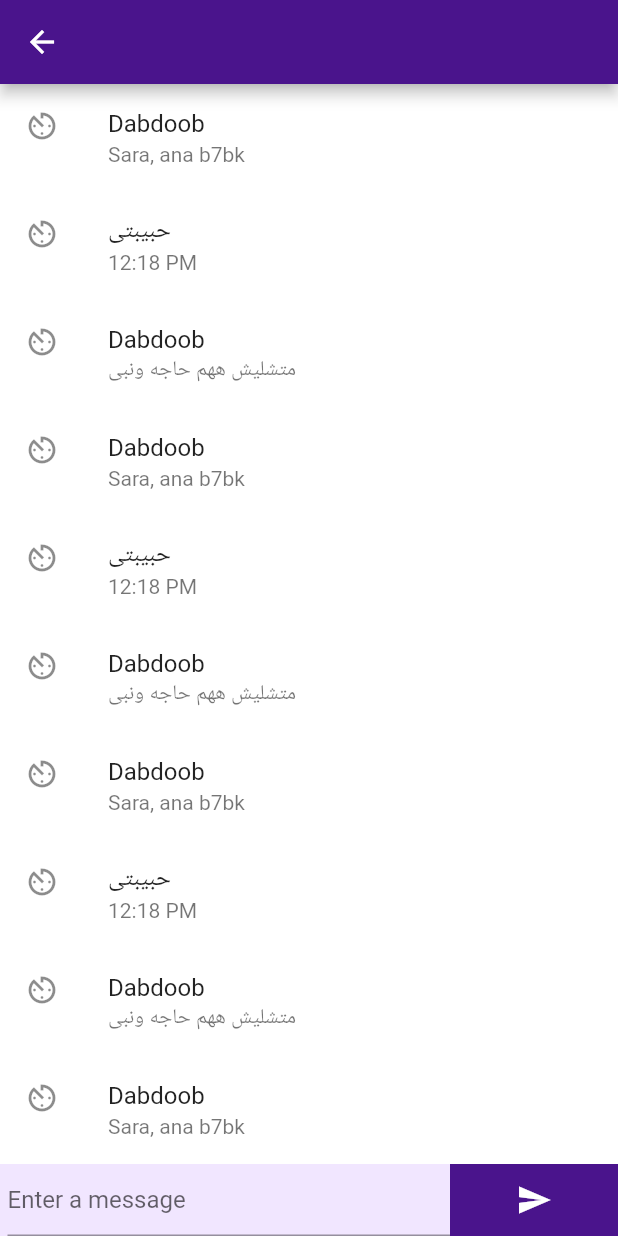
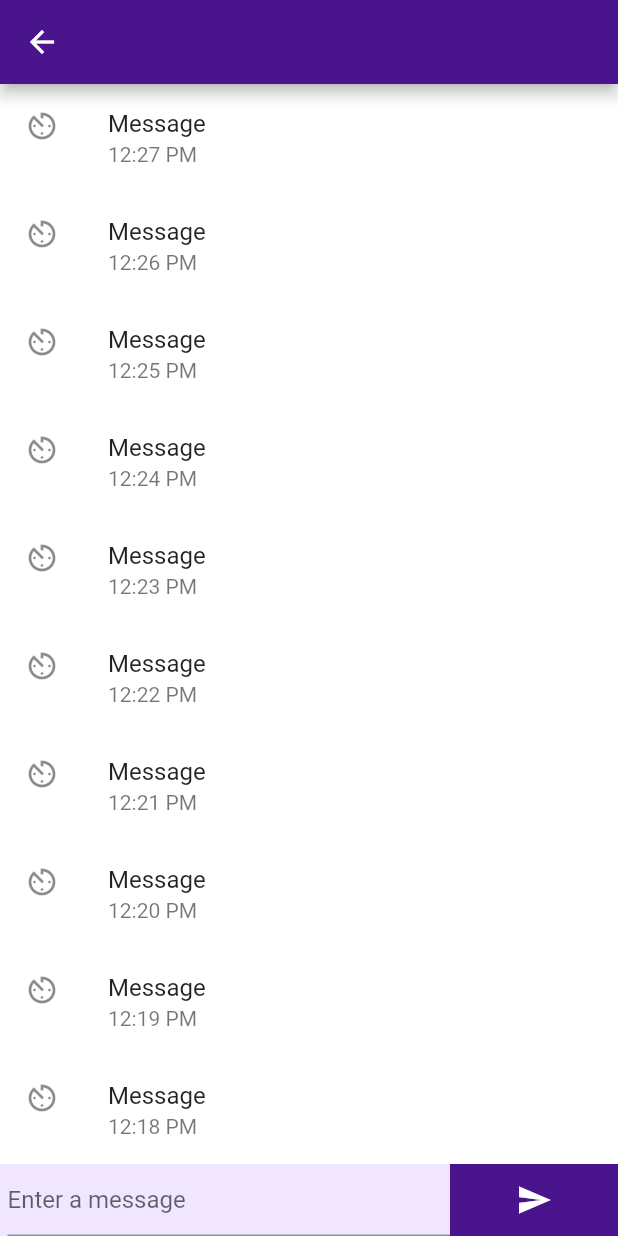
Before and after one commit to SaraNabil/ChattingAppUsingFlutter, a Flutter app: the ConversationPage screen opened directly, on a phone screen of 412 x 824 dp. Run offline on Flutter 3.47's test engine with Material 2 defaults, Android fonts, the phone set to English and light mode, and no system bars; our stand-ins replace cloud_firestore, firebase_auth, firebase_core, firebase_storage, image_picker; accounts and stored records are empty.

Commit message:
Add some changes

```diff
--- a/lib/screans/chats_page.dart
+++ b/lib/screans/chats_page.dart
@@ -70,7 +70,8 @@ class _ChatsPageState extends State<ChatsPage> {
           if (snapshot.connectionState == ConnectionState.waiting) {
             return Text("Loading");
           }
-          return new ListView(
+          return ListView(
+            //todo if userId = currentUserId remove user from the chats list
             children: snapshot.data.docs.map((DocumentSnapshot document) {
               userId = document.data()['id'];
               print('user Id -----> $userId');
--- a/lib/screans/conversation_page.dart
+++ b/lib/screans/conversation_page.dart
@@ -33,81 +33,83 @@ class _ConversationPageState extends State<ConversationPage> {
                 child: Container(
                   color: Colors.white,
                   child: ListView(
+                    //todo get chat data
+                    reverse: true,
                     children: <Widget>[
                       ListTile(
-                        title: Text('Dabdoob'),
-                        leading: Icon(Icons.av_timer),
-                        subtitle: Text("Sara, ana b7bk"),
-                      ),
-                      ListTile(
-                        title: Text('حبيبتى'),
+                        title: Text('Message'),
                         leading: Icon(Icons.av_timer),
                         subtitle: Text("12:18 PM"),
                       ),
                       ListTile(
-                        title: Text('Dabdoob'),
+                        title: Text('Message'),
                         leading: Icon(Icons.av_timer),
-                        subtitle: Text("متشليش ههم حاجه ونبى"),
+                        subtitle: Text("12:19 PM"),
                       ),
                       ListTile(
-                        title: Text('Dabdoob'),
+                        title: Text('Message'),
                         leading: Icon(Icons.av_timer),
-                        subtitle: Text("Sara, ana b7bk"),
+                        subtitle: Text("12:20 PM"),
                       ),
                       ListTile(
-                        title: Text('حبيبتى'),
+                        title: Text('Message'),
                         leading: Icon(Icons.av_timer),
-                        subtitle: Text("12:18 PM"),
+                        subtitle: Text("12:21 PM"),
                       ),
                       ListTile(
-                        title: Text('Dabdoob'),
+                        title: Text('Message'),
                         leading: Icon(Icons.av_timer),
-                        subtitle: Text("متشليش ههم حاجه ونبى"),
+                        subtitle: Text("12:22 PM"),
                       ),
                       ListTile(
-                        title: Text('Dabdoob'),
+                        title: Text('Message'),
                         leading: Icon(Icons.av_timer),
-                        subtitle: Text("Sara, ana b7bk"),
+                        subtitle: Text("12:23 PM"),
                       ),
                       ListTile(
-                        title: Text('حبيبتى'),
+                        title: Text('Message'),
                         leading: Icon(Icons.av_timer),
-                        subtitle: Text("12:18 PM"),
+                        subtitle: Text("12:24 PM"),
                       ),
                       ListTile(
-                        title: Text('Dabdoob'),
+                        title: Text('Message'),
                         leading: Icon(Icons.av_timer),
-                        subtitle: Text("متشليش ههم حاجه ونبى"),
+                        subtitle: Text("12:25 PM"),
                       ),
                       ListTile(
-                        title: Text('Dabdoob'),
+                        title: Text('Message'),
                         leading: Icon(Icons.av_timer),
-                        subtitle: Text("Sara, ana b7bk"),
+                        subtitle: Text("12:26 PM"),
                       ),
                       ListTile(
-                        title: Text('حبيبتى'),
+                        title: Text('Message'),
                         leading: Icon(Icons.av_timer),
-                        subtitle: Text("12:18 PM"),
+                        subtitle: Text("12:27 PM"),
                       ),
                       ListTile(
-                        title: Text('Dabdoob'),
+                        title: Text('Message'),
                         leading: Icon(Icons.av_timer),
-                        subtitle: Text("متشليش ههم حاجه ونبى"),
+                        subtitle: Text("12:28 PM"),
                       ),
                       ListTile(
-                        title: Text('Dabdoob'),
+                        title: Text('Message'),
                         leading: Icon(Icons.av_timer),
-                        subtitle: Text("Sara, ana b7bk"),
+                        subtitle: Text("12:29 PM"),
                       ),
                       ListTile(
-                        title: Text('حبيبتى'),
+                        title: Text('Message'),
                         leading: Icon(Icons.av_timer),
-                        subtitle: Text("12:18 PM"),
+                        subtitle: Text("12:30 PM"),
                       ),
                       ListTile(
-                        title: Text('Dabdoob'),
+                        title: Text('Message'),
                         leading: Icon(Icons.av_timer),
-                        subtitle: Text("متشليش ههم حاجه ونبى"),
+                        subtitle: Text("12:31 PM"),
+                      ),
+                      ListTile(
+                        title: Text('Message'),
+                        leading: Icon(Icons.av_timer),
+                        subtitle: Text("12:32 PM"),
                       ),
                     ],
                   ),
@@ -138,10 +140,7 @@ class _ConversationPageState extends State<ConversationPage> {
                             color: Colors.white,
                           ),
                           onPressed: () {
-                            Scaffold.of(context).removeCurrentSnackBar();
-                            Scaffold.of(context).showSnackBar(SnackBar(
-                              content: Text("Call Clicked"),
-                            ));
+                            //todo send message
                           },
                         ),
                       ),
```
Also changed, not shown: lib/dash_chat.dart (deleted, +0 -195 lines).
